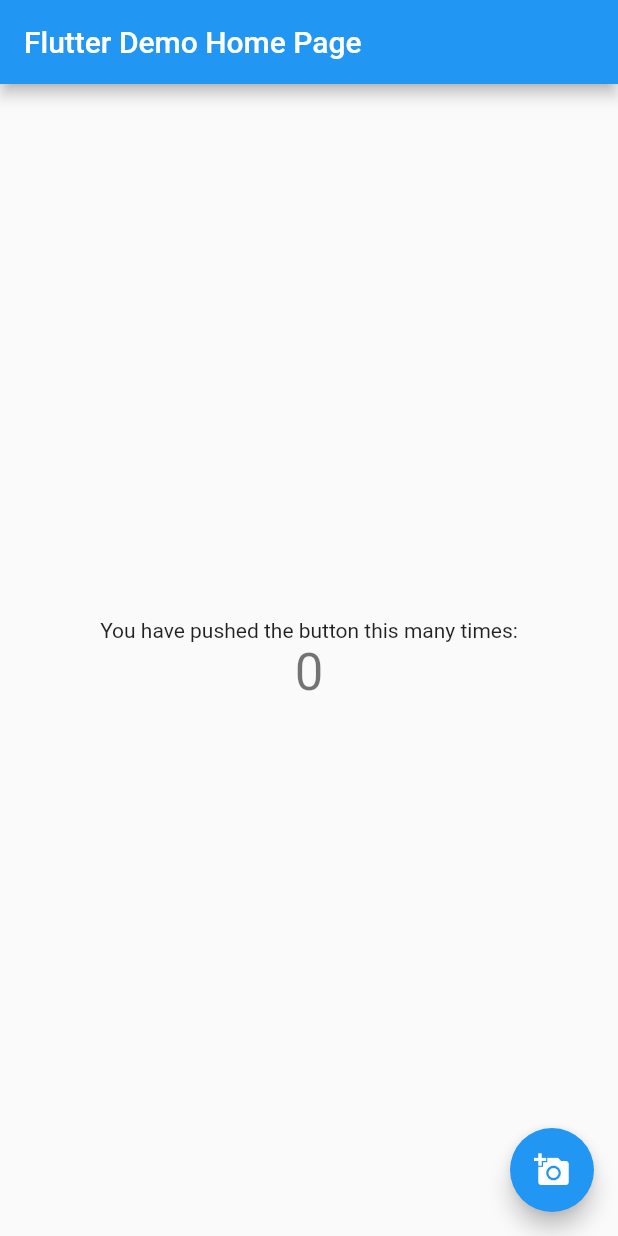
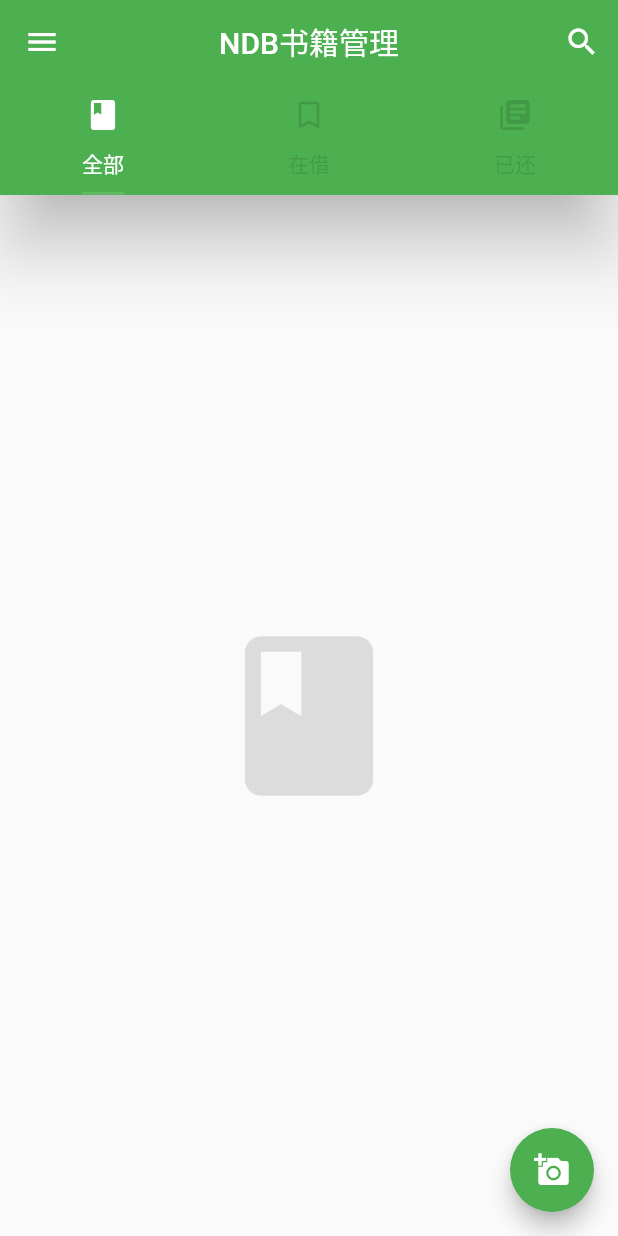
Before and after one commit to xuHarry9809/BookManager, a Flutter app: the screen it shows after launch, on a phone screen of 412 x 824 dp. Run offline on Flutter 3.47's test engine with Material 2 defaults, Android fonts, the phone set to English and light mode, and no system bars.

Commit message:
initial project

```diff
--- a/lib/main.dart
+++ b/lib/main.dart
@@ -1,4 +1,5 @@
 import 'package:flutter/material.dart';
+import 'app_widget/drawer_widget.dart';
 
 void main() => runApp(MyApp());
 
@@ -7,20 +8,19 @@ class MyApp extends StatelessWidget {
   @override
   Widget build(BuildContext context) {
     return MaterialApp(
-      title: 'Flutter Demo',
+      debugShowCheckedModeBanner: false,
       theme: ThemeData(
-
-        primarySwatch: Colors.blue,
+        primarySwatch: Colors.green,
+        highlightColor: Color.fromRGBO(255,255, 255,0.5),
+        splashColor: Colors.white70,
       ),
-      home: MyHomePage(title: 'Flutter Demo Home Page'),
+      home: MyHomePage(title: 'NDB书籍管理'),
     );
   }
 }
 
 class MyHomePage extends StatefulWidget {
   MyHomePage({Key key, this.title}) : super(key: key);
-
-
   final String title;
 
   @override
@@ -29,7 +29,7 @@ class MyHomePage extends StatefulWidget {
 
 class _MyHomePageState extends State<MyHomePage> {
   int _counter = 0;
-
+  AccountInfoPage accountInfoPage  = new AccountInfoPage(username:'testuser',email:'testuser@163.com');
   void _incrementCounter() {
     setState(() {
 
@@ -39,33 +39,57 @@ class _MyHomePageState extends State<MyHomePage> {
 
   @override
   Widget build(BuildContext context) {
+    return DefaultTabController(
+      length: 3,
+      child: Scaffold(
+        appBar: AppBar(
+          /*
+          leading: IconButton(
+              icon: Icon(Icons.menu),
+              tooltip: '账户',
+              onPressed: () => debugPrint('显示个人账户')
+          ),*/
+          title: Text(widget.title),
+          centerTitle: true,
 
-    return Scaffold(
-      appBar: AppBar(
+          actions: <Widget>[
 
-        title: Text(widget.title),
+            IconButton(
+                icon: Icon(Icons.search),
+                tooltip: '查找',
+                onPressed: () => debugPrint('查找书籍')
             ),
-      body: Center(
 
-        child: Column(
-
-          mainAxisAlignment: MainAxisAlignment.center,
-          children: <Widget>[
-            Text(
-              'You have pushed the button this many times:',
-            ),
-            Text(
-              '$_counter',
-              style: Theme.of(context).textTheme.display1,
-            ),
+          ],
+          elevation: 20.0,//阴影
+          bottom: TabBar(
+            unselectedLabelColor: Colors.black12,
+            indicatorColor: Colors.white12,
+            indicatorSize: TabBarIndicatorSize.label,
+            indicatorWeight: 2.0,
+            tabs: <Widget>[
+              Tab(icon:Icon(Icons.book),text: '全部',),
+              Tab(icon:Icon(Icons.bookmark_border),text: '在借',),
+              Tab(icon:Icon(Icons.library_books),text:'已还',),
             ],
             ),
         ),
+        body:TabBarView(
+            children: <Widget>[
+              Icon(Icons.book,size: 128.0,color: Colors.black12),
+              Icon(Icons.book,size: 128.0,color: Colors.red),
+              Icon(Icons.book,size: 128.0,color: Colors.red),
+            ],
+        ),
+        drawer:accountInfoPage,
         floatingActionButton: FloatingActionButton(
           onPressed: _incrementCounter,
           tooltip: '扫描添加书籍',
           child: Icon(Icons.add_a_photo),
         ), // This trailing comma makes auto-formatting nicer for build methods.
+      ),
+
     );
+
   }
 }
--- a/pubspec.yaml
+++ b/pubspec.yaml
@@ -37,8 +37,8 @@ flutter:
   uses-material-design: true
 
   # To add assets to your application, add an assets section, like this:
-  # assets:
-  #  - images/a_dot_burr.jpeg
+  assets:
+    - image/header3.jpeg
   #  - images/a_dot_ham.jpeg
 
   # An image asset can refer to one or more resolution-specific "variants", see
```
Also changed, not shown: lib/app_widget/drawer_widget.dart (added, +56 -0 lines), image/header3.jpeg (added). Lines whose indentation alone changed are shown as unchanged.
